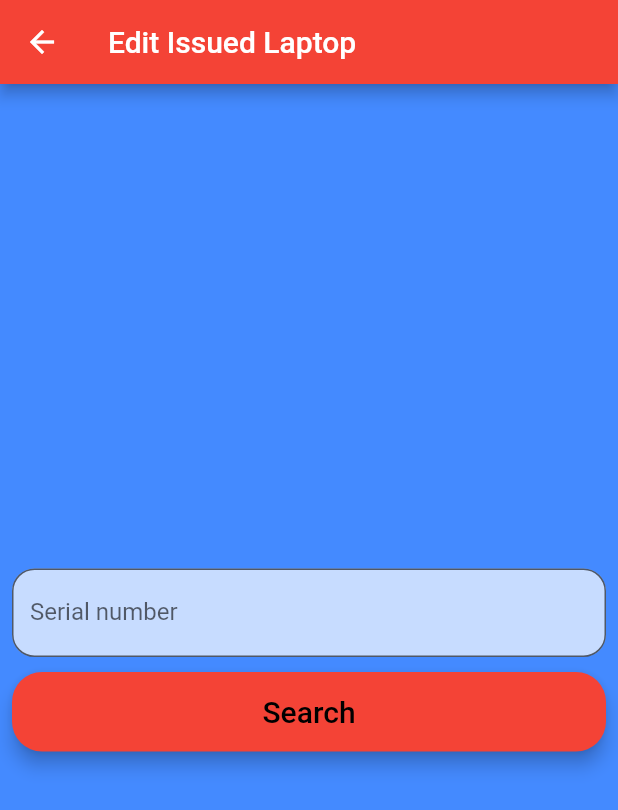
After one commit to DavidMilai/Laptop_Deployment, a Flutter app: the HomeScreen screen opened directly, after a tap on "Edit", on a phone screen of 412 x 824 dp. The commit adds this screen. Shown: the top 810 px of the screen. Run offline on Flutter 3.47's test engine with Material 2 defaults, Android fonts, the phone set to English and light mode, and no system bars; our stand-ins replace charts_flutter, cloud_firestore, firebase_auth, flutter_spinkit, modal_progress_hud; missing offline and left inert: barcode_scan; accounts and stored records are empty.

Commit message:
Edit screen and dropdown

```diff
--- a/lib/main.dart
+++ b/lib/main.dart
@@ -1,6 +1,5 @@
 import 'package:flutter/material.dart';
 import 'screens/login_screen.dart';
-import 'screens/home_screen.dart';
 
 void main() => runApp(MyApp());
 
--- /dev/null
+++ b/lib/screens/edit_screen.dart
@@ -0,0 +1,46 @@
+import 'package:flutter/material.dart';
+import 'package:flutterapp/widgets/inputText.dart';
+
+class EditScreen extends StatefulWidget {
+  @override
+  _EditScreenState createState() => _EditScreenState();
+}
+
+class _EditScreenState extends State<EditScreen> {
+  @override
+  Widget build(BuildContext context) {
+    return Scaffold(
+      appBar: AppBar(
+        backgroundColor: Colors.red,
+        title: Text('Edit Issued Laptop'),
+      ),
+      body: Material(
+          color: Colors.blueAccent,
+          child: Padding(
+            padding: const EdgeInsets.all(8.0),
+            child: Column(
+              mainAxisAlignment: MainAxisAlignment.center,
+              crossAxisAlignment: CrossAxisAlignment.stretch,
+              children: <Widget>[
+                InputText(textObscure: false, hint: 'Serial number'),
+                SizedBox(height: 10),
+                MaterialButton(
+                  child: Text(
+                    'Search',
+                    style: TextStyle(fontSize: 20),
+                  ),
+                  textColor: Colors.black,
+                  shape: RoundedRectangleBorder(
+                      borderRadius: BorderRadius.circular(20)),
+                  elevation: 5,
+                  highlightElevation: 30,
+                  padding: EdgeInsets.all(15),
+                  onPressed: () {},
+                  color: Colors.red,
+                ),
+              ],
+            ),
+          )),
+    );
+  }
+}
--- a/lib/screens/home_screen.dart
+++ b/lib/screens/home_screen.dart
@@ -4,6 +4,7 @@ import 'package:flutter_staggered_grid_view/flutter_staggered_grid_view.dart';
 import 'add_screen.dart';
 import 'search_screen.dart';
 import 'report_screen.dart';
+import 'edit_screen.dart';
 import 'package:firebase_auth/firebase_auth.dart';
 import 'package:flutterapp/widgets/mainIcons.dart';
 
@@ -106,7 +107,12 @@ class _HomeScreenState extends State<HomeScreen> {
           CustomIconButton(
             iconType: Icons.edit,
             textTitle: 'Edit',
-            onpress: () {},
+            onpress: () {
+              Navigator.push(
+                  context,
+                  MaterialPageRoute(
+                      builder: (BuildContext context) => EditScreen()));
+            },
           ),
           CustomIconButton(
             iconType: Icons.library_books,
@@ -119,11 +125,13 @@ class _HomeScreenState extends State<HomeScreen> {
             },
           ),
           CustomIconButton(
-            iconType: Icons.add,
-            textTitle: 'Add',
+            iconType: Icons.assignment_turned_in,
+            textTitle: 'Issue Laptop',
             onpress: () {
-              showModalBottomSheet(
-                  context: context, builder: (context) => AddScreen());
+              Navigator.push(
+                  context,
+                  MaterialPageRoute(
+                      builder: (BuildContext context) => IssueLaptop()));
             },
           ),
         ],
--- a/lib/screens/report_screen.dart
+++ b/lib/screens/report_screen.dart
@@ -5,10 +5,10 @@ import 'package:flutter_staggered_grid_view/flutter_staggered_grid_view.dart';
 import 'package:flutterapp/models/chart_data.dart';
 import 'package:flutterapp/models/bar_chat.dart';
 import 'package:flutterapp/models/pie_chat.dart';
-import 'package:firebase_auth/firebase_auth.dart';
+import 'package:cloud_firestore/cloud_firestore.dart';
 
 class ReportsScreen extends StatelessWidget {
-  final _auth = FirebaseAuth.instance;
+  final _firestore = Firestore.instance;
   final List<Deployment> data = [
     Deployment(
       faculty: 'FIT',
--- a/lib/widgets/inputText.dart
+++ b/lib/widgets/inputText.dart
@@ -1,14 +1,26 @@
 import 'package:flutter/material.dart';
 
 class InputText extends StatelessWidget {
-  InputText({@required this.hint, this.textObscure, this.onChange});
+  InputText(
+      {@required this.hint,
+      this.textObscure,
+      this.onChange,
+      this.keyboard,
+      this.validate,
+      this.controller});
   final String hint;
   final bool textObscure;
   final Function onChange;
+  final Function validate;
+  final TextEditingController controller;
+  final TextInputType keyboard;
   @override
   Widget build(BuildContext context) {
     return TextFormField(
       textAlign: TextAlign.center,
+      keyboardType: keyboard,
+      validator: validate,
+      controller: controller,
       decoration: InputDecoration(
         hintText: hint,
         labelText: hint,
--- a/lib/widgets/mainIcons.dart
+++ b/lib/widgets/mainIcons.dart
@@ -30,7 +30,10 @@ class CustomIconButton extends StatelessWidget {
             SizedBox(height: 20),
             Text(
               textTitle,
-              style: TextStyle(fontSize: 20),
+              style: TextStyle(
+                fontSize: 20,
+                color: Colors.white70,
+              ),
             )
           ],
         ),
--- a/pubspec.yaml
+++ b/pubspec.yaml
@@ -30,6 +30,8 @@ dependencies:
   cloud_firestore: ^0.13.4+2
   modal_progress_hud: ^0.1.3
   flutter_spinkit: ^4.1.2+1
+  barcode_scan: ^2.0.2
+
 
 
 dev_dependencies:
```
Also changed, not shown: lib/screens/add_screen.dart (+158 -29 lines), lib/screens/login_screen.dart (+12 -0 lines), lib/widgets/checkBox.dart (deleted, +0 -16 lines), pubspec.lock, 1 other file.
